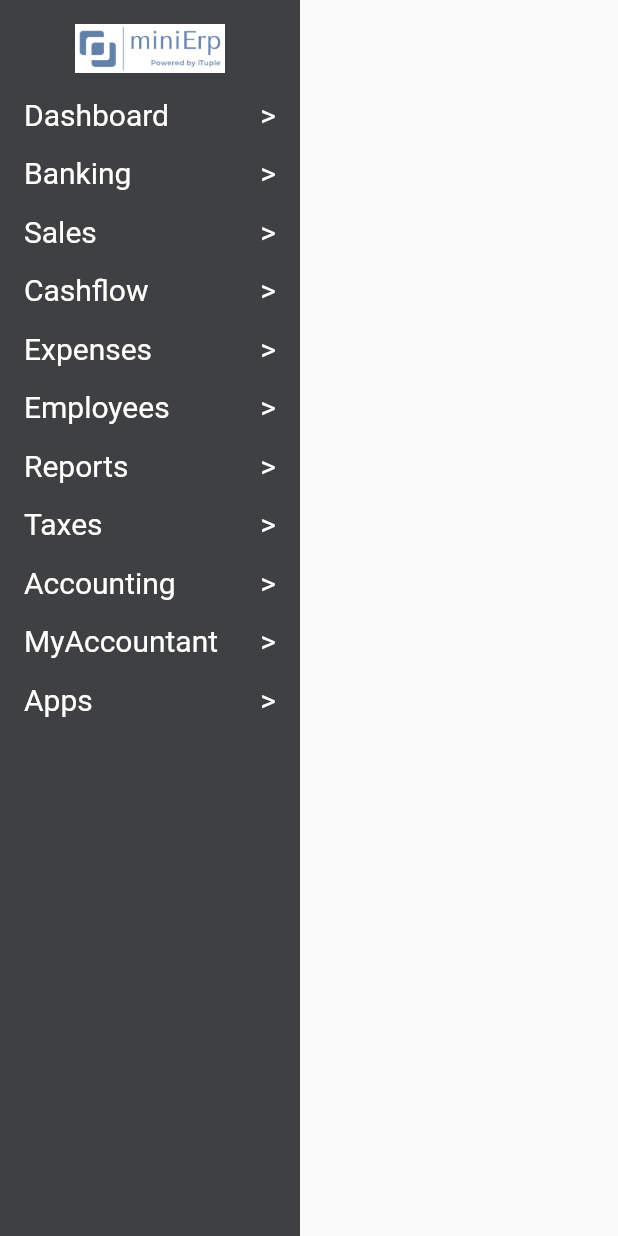
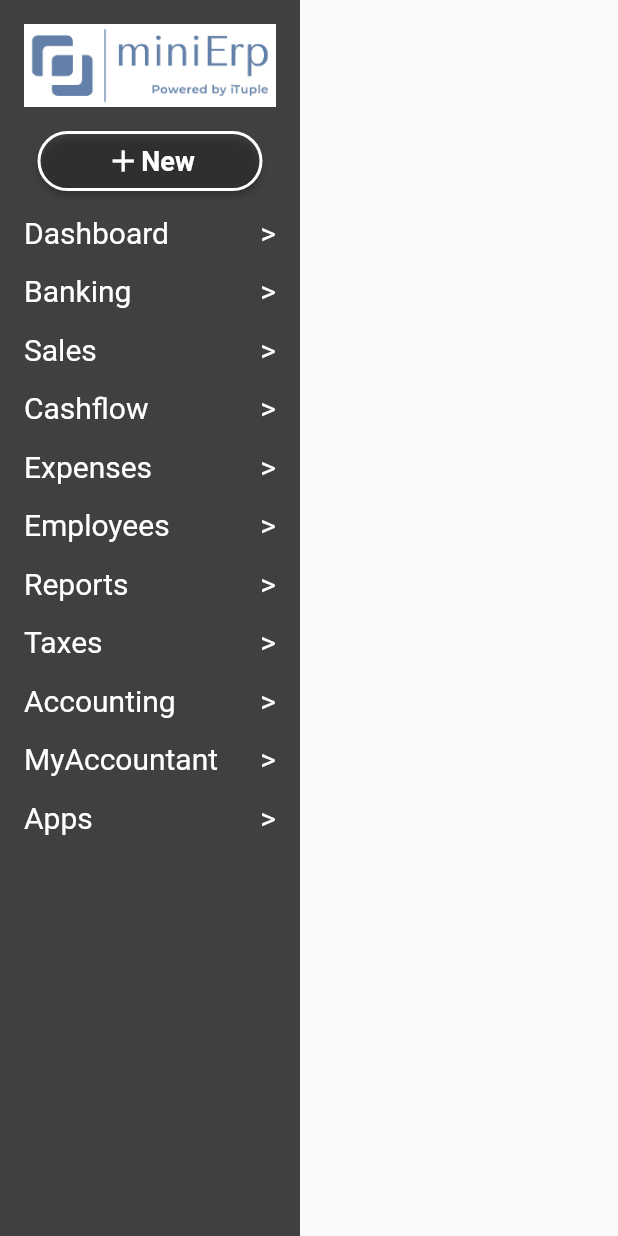
Before and after one commit to deebhasin/minierp2, a Flutter app: the screen it shows after launch, on a phone screen of 412 x 824 dp. Run offline on Flutter 3.47's test engine with Material 2 defaults, Android fonts, the phone set to English and light mode, and no system bars; missing offline and left inert: desktop_window.

Commit message:
Dashboard Page Sidebar

```diff
--- a/lib/kwidgets/ksidebar_row.dart
+++ b/lib/kwidgets/ksidebar_row.dart
@@ -18,7 +18,7 @@ class KSidebarRow extends StatelessWidget {
           mainAxisAlignment: MainAxisAlignment.spaceBetween,
           children: [
             KText(text: text),
-            KText(text: ">"),
+            const KText(text: ">"),
           ],
         ),
       ),
--- a/lib/kwidgets/ktext.dart
+++ b/lib/kwidgets/ktext.dart
@@ -8,7 +8,7 @@ class KText extends StatelessWidget {
   Widget build(BuildContext context) {
     return Text(
       text,
-      style: TextStyle(
+      style: const TextStyle(
         color: Colors.white,
         fontSize: 20,
 
--- a/lib/screens/viewscreen.dart
+++ b/lib/screens/viewscreen.dart
@@ -10,7 +10,7 @@ class ViewScreen extends StatelessWidget {
   Widget build(BuildContext context) {
     _setDesktopFullScreen();
     return Column(
-      children: [
+      children: const [
       //   Divider(
       //     thickness: 1,
       //     color: Colors.black45,
--- a/lib/widgets/sidebar.dart
+++ b/lib/widgets/sidebar.dart
@@ -24,7 +24,41 @@ class Sidebar extends StatelessWidget {
               child: Image.asset(
                   "asset/images/minierp_logo.png",
                 fit: BoxFit.fill,
-                width: 100,
+                // width: 100,
+              ),
+            ),
+            Padding(
+              padding: const EdgeInsets.all(8.0),
+              child: SizedBox(
+                width: 150,
+                height: 40,
+                child: ElevatedButton(
+                    onPressed: (){},
+                    child: Row(
+                      mainAxisAlignment: MainAxisAlignment.center,
+                      children: const [
+                        Icon(Icons.add),
+                        Text(
+                          "New",
+                          style: TextStyle(
+                            fontWeight: FontWeight.bold,
+                            fontSize: 18,
+                          ),
+                        ),
+                      ],
+                    ),
+                  style: ElevatedButton.styleFrom(
+                    primary: Colors.transparent,
+                    side: const BorderSide(
+                      width: 2,
+                        color: Colors.white,
+                    ),
+                    shape: RoundedRectangleBorder(
+                      borderRadius: BorderRadius.circular(30),
+                    ),
+                  ),
+
+                ),
               ),
             ),
             const KSidebarRow(text: "Dashboard"),
```
